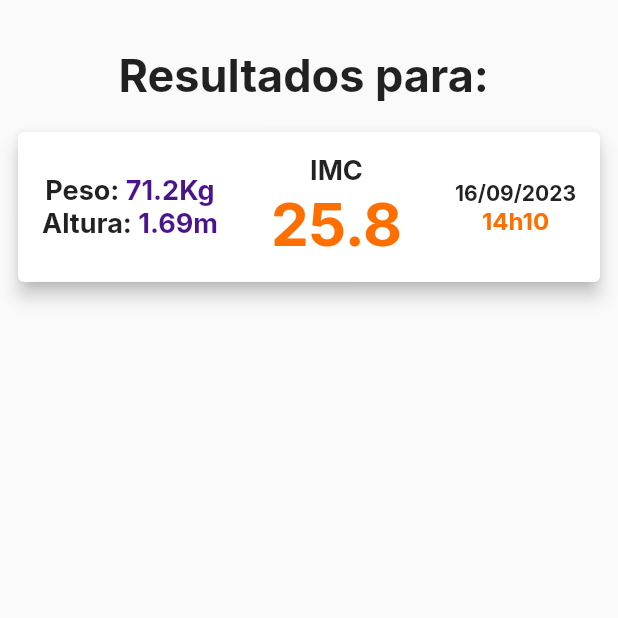
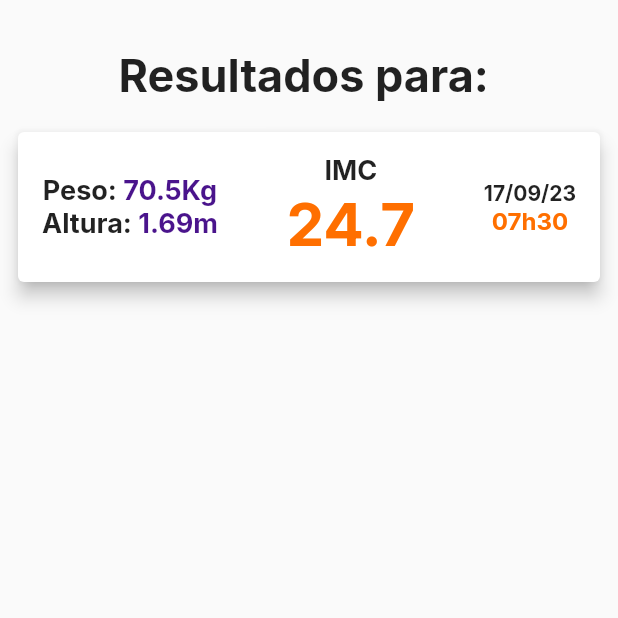
Before and after one commit to thdev-matheus/mobile-imc-calculator-flutter, a Flutter app: the DashboardPage screen opened directly with empty values, on a phone screen of 412 x 824 dp, the top half of it. Run offline on Flutter 3.47's test engine with Material 2 defaults, Android fonts, the phone set to English and light mode, and no system bars; our stand-ins replace google_fonts.

Commit message:
refactor: imc card component and correction of the day and time getter of the IMC class

```diff
--- a/lib/components/_components.dart
+++ b/lib/components/_components.dart
@@ -2,3 +2,4 @@ export "./src/txt_button.dart" show TXTButton;
 export "./src/separator.dart" show separator;
 export "./src/logo.dart" show Logo;
 export './src/input.dart' show TextInput;
+export './src/imc_card.dart' show ImcCard;
--- /dev/null
+++ b/lib/components/src/imc_card.dart
@@ -0,0 +1,118 @@
+import 'package:flutter/material.dart';
+import 'package:imc_calculator/models/_models.dart';
+import 'package:imc_calculator/styles/global_styles.dart';
+
+class ImcCard extends StatelessWidget {
+  const ImcCard({
+    super.key,
+    required this.imc,
+  });
+
+  final Imc imc;
+
+  @override
+  Widget build(BuildContext context) {
+    Map<String, dynamic> imcData = imc.getData();
+
+    return Card(
+      elevation: 5,
+      child: SizedBox(
+        height: 100,
+        child: Padding(
+          padding: const EdgeInsets.symmetric(horizontal: 16, vertical: 8),
+          child: Row(
+            mainAxisAlignment: MainAxisAlignment.spaceBetween,
+            children: [
+              Column(
+                mainAxisAlignment: MainAxisAlignment.center,
+                crossAxisAlignment: CrossAxisAlignment.center,
+                children: [
+                  Row(
+                    children: [
+                      Text(
+                        'Peso: ',
+                        style: primaryTextStyle(
+                          size: 18,
+                          weight: FontWeight.bold,
+                        ),
+                      ),
+                      Text(
+                        '${imcData['weight']}Kg',
+                        style: primaryTextStyle(
+                          size: 18,
+                          weight: FontWeight.bold,
+                          color: primary,
+                        ),
+                      ),
+                    ],
+                  ),
+                  Row(
+                    children: [
+                      Text(
+                        'Altura: ',
+                        style: primaryTextStyle(
+                          size: 18,
+                          weight: FontWeight.bold,
+                        ),
+                      ),
+                      Text(
+                        '${imcData['height']}m',
+                        style: primaryTextStyle(
+                          size: 18,
+                          weight: FontWeight.bold,
+                          color: primary,
+                        ),
+                      ),
+                    ],
+                  ),
+                ],
+              ),
+              Column(
+                mainAxisAlignment: MainAxisAlignment.center,
+                crossAxisAlignment: CrossAxisAlignment.center,
+                children: [
+                  Text(
+                    "IMC",
+                    style: primaryTextStyle(
+                      size: 18,
+                      weight: FontWeight.bold,
+                    ),
+                  ),
+                  Text(
+                    imcData['imc'].toString(),
+                    style: primaryTextStyle(
+                      size: 40,
+                      weight: FontWeight.bold,
+                      color: secondary,
+                    ),
+                  ),
+                ],
+              ),
+              Column(
+                mainAxisAlignment: MainAxisAlignment.center,
+                crossAxisAlignment: CrossAxisAlignment.center,
+                children: [
+                  Text(
+                    imcData['day'].toString(),
+                    style: primaryTextStyle(
+                      size: 14,
+                      weight: FontWeight.bold,
+                    ),
+                  ),
+                  Text(
+                    imcData['hour'].toString(),
+                    style: primaryTextStyle(
+                      size: 16,
+                      weight: FontWeight.bold,
+                      color: secondary,
+                    ),
+                  ),
+                ],
+              ),
+            ],
+          ),
+        ),
+      ),
+    );
+  }
+}
--- a/lib/pages/src/dashboard_page.dart
+++ b/lib/pages/src/dashboard_page.dart
@@ -1,6 +1,7 @@
 import 'package:flutter/material.dart';
 import 'package:imc_calculator/styles/global_styles.dart';
 import 'package:imc_calculator/components/_components.dart';
+import 'package:imc_calculator/models/_models.dart';
 
 class DashboardPage extends StatefulWidget {
   const DashboardPage({super.key});
@@ -11,6 +12,8 @@ class DashboardPage extends StatefulWidget {
 
 class _DashboardPageState extends State<DashboardPage> {
   Map<dynamic, dynamic>? args;
+
+  Imc mockImc = Imc(weight: 70.5, height: 1.69);
 
   @override
   void didChangeDependencies() {
@@ -46,107 +49,7 @@ class _DashboardPageState extends State<DashboardPage> {
               ],
             ),
             separator(height: 16),
-            Card(
-              elevation: 5,
-              child: SizedBox(
-                height: 100,
-                child: Padding(
-                  padding:
-                      const EdgeInsets.symmetric(horizontal: 16, vertical: 8),
-                  child: Row(
-                    mainAxisAlignment: MainAxisAlignment.spaceBetween,
-                    children: [
-                      Column(
-                        mainAxisAlignment: MainAxisAlignment.center,
-                        crossAxisAlignment: CrossAxisAlignment.center,
-                        children: [
-                          Row(
-                            children: [
-                              Text(
-                                "Peso: ",
-                                style: primaryTextStyle(
-                                  size: 18,
-                                  weight: FontWeight.bold,
-                                ),
-                              ),
-                              Text(
-                                "71.2Kg",
-                                style: primaryTextStyle(
-                                  size: 18,
-                                  weight: FontWeight.bold,
-                                  color: primary,
-                                ),
-                              ),
-                            ],
-                          ),
-                          Row(
-                            children: [
-                              Text(
-                                "Altura: ",
-                                style: primaryTextStyle(
-                                  size: 18,
-                                  weight: FontWeight.bold,
-                                ),
-                              ),
-                              Text(
-                                "1.69m",
-                                style: primaryTextStyle(
-                                  size: 18,
-                                  weight: FontWeight.bold,
-                                  color: primary,
-                                ),
-                              ),
-                            ],
-                          ),
-                        ],
-                      ),
-                      Column(
-                        mainAxisAlignment: MainAxisAlignment.center,
-                        crossAxisAlignment: CrossAxisAlignment.center,
-                        children: [
-                          Text(
-                            "IMC",
-                            style: primaryTextStyle(
-                              size: 18,
-                              weight: FontWeight.bold,
-                            ),
-                          ),
-                          Text(
-                            "25.8",
-                            style: primaryTextStyle(
-                              size: 40,
-                              weight: FontWeight.bold,
-                              color: secondary,
-                            ),
-                          ),
-                        ],
-                      ),
-                      Column(
-                        mainAxisAlignment: MainAxisAlignment.center,
-                        crossAxisAlignment: CrossAxisAlignment.center,
-                        children: [
-                          Text(
-                            "16/09/2023",
-                            style: primaryTextStyle(
-                              size: 14,
-                              weight: FontWeight.bold,
-                            ),
-                          ),
-                          Text(
-                            "14h10",
-                            style: primaryTextStyle(
-                              size: 16,
-                              weight: FontWeight.bold,
-                              color: secondary,
-                            ),
-                          ),
-                        ],
-                      ),
-                    ],
-                  ),
-                ),
-              ),
-            )
+            ImcCard(imc: mockImc)
           ],
         ),
       ),
--- a/pubspec.yaml
+++ b/pubspec.yaml
@@ -28,8 +28,11 @@ environment:
 # the latest version available on pub.dev. To see which dependencies have newer
 # versions available, run `flutter pub outdated`.
 dependencies:
+  intl: ^0.18.1
   google_fonts: ^5.1.0
   flutter:
+    sdk: flutter
+  flutter_localizations:
     sdk: flutter
 
 
```
Also changed, not shown: lib/app.dart (+10 -0 lines), lib/models/src/imc.dart (+18 -3 lines), pubspec.lock.
